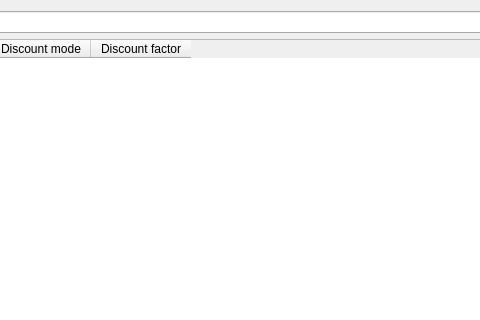
Qt form Shop/worder.ui (End1-1/Cafe5) before a commit; both pictures show x 721 to 1201 and y 0 to 320 of the 1398 by 703 pixel window.
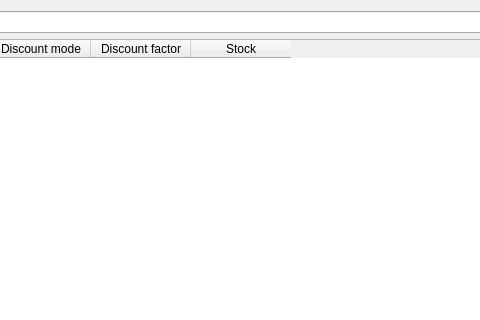
The same form after that commit. Icons and pictures are not drawn. Custom widgets are drawn as their Qt base class.

```diff
--- a/Shop/worder.ui
+++ b/Shop/worder.ui
@@ -116,6 +116,11 @@
        <string>Discount factor</string>
       </property>
      </column>
+     <column>
+      <property name="text">
+       <string>Stock</string>
+      </property>
+     </column>
     </widget>
    </item>
    <item>
```
